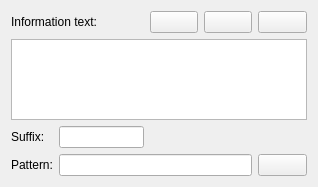
Old version of the form dialogs/profiledatainfowidgetUI.ui in the repository marco-mania/audex-old.
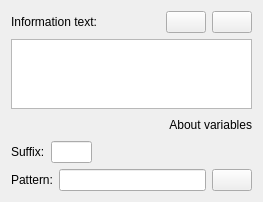
New version of the form. Custom widgets are drawn as their Qt base class.

```diff
--- a/dialogs/profiledatainfowidgetUI.ui
+++ b/dialogs/profiledatainfowidgetUI.ui
@@ -6,15 +6,17 @@
    <rect>
     <x>0</x>
     <y>0</y>
-    <width>318</width>
-    <height>187</height>
+    <width>263</width>
+    <height>199</height>
    </rect>
   </property>
   <property name="windowTitle">
    <string>Form</string>
   </property>
   <layout class="QGridLayout" name="gridLayout">
-   <item row="0" column="0" colspan="2">
+   <item row="0" column="0">
+    <layout class="QHBoxLayout" name="horizontalLayout_3">
+     <item>
     <widget class="QLabel" name="label_text">
      <property name="sizePolicy">
       <sizepolicy hsizetype="MinimumExpanding" vsizetype="Preferred">
@@ -27,29 +29,57 @@
      </property>
     </widget>
    </item>
-   <item row="0" column="2">
-    <widget class="KPushButton" name="kpushbutton_help"/>
-   </item>
-   <item row="0" column="3">
+     <item>
     <widget class="KPushButton" name="kpushbutton_load"/>
    </item>
-   <item row="0" column="4">
+     <item>
     <widget class="KPushButton" name="kpushbutton_save"/>
    </item>
-   <item row="1" column="0" colspan="5">
+    </layout>
+   </item>
+   <item row="1" column="0">
     <widget class="KTextEdit" name="ktextedit_text"/>
    </item>
    <item row="2" column="0">
+    <layout class="QHBoxLayout" name="horizontalLayout_4">
+     <item>
+      <spacer name="horizontalSpacer_2">
+       <property name="orientation">
+        <enum>Qt::Horizontal</enum>
+       </property>
+       <property name="sizeHint" stdset="0">
+        <size>
+         <width>40</width>
+         <height>20</height>
+        </size>
+       </property>
+      </spacer>
+     </item>
+     <item>
+      <widget class="KUrlLabel" name="kurllabel_aboutvariables">
+       <property name="text">
+        <string>About variables</string>
+       </property>
+       <property name="alignment">
+        <set>Qt::AlignRight|Qt::AlignTrailing|Qt::AlignVCenter</set>
+       </property>
+      </widget>
+     </item>
+    </layout>
+   </item>
+   <item row="3" column="0">
+    <layout class="QHBoxLayout" name="horizontalLayout">
+     <item>
     <widget class="QLabel" name="label_suffix">
      <property name="text">
       <string>Suffix:</string>
      </property>
     </widget>
    </item>
-   <item row="2" column="1">
+     <item>
     <widget class="KLineEdit" name="klineedit_suffix"/>
    </item>
-   <item row="2" column="2" colspan="3">
+     <item>
     <spacer name="horizontalSpacer">
      <property name="orientation">
       <enum>Qt::Horizontal</enum>
@@ -62,14 +92,18 @@
      </property>
     </spacer>
    </item>
-   <item row="3" column="0">
+    </layout>
+   </item>
+   <item row="4" column="0">
+    <layout class="QHBoxLayout" name="horizontalLayout_2">
+     <item>
     <widget class="QLabel" name="label_pattern">
      <property name="text">
       <string>Pattern:</string>
      </property>
     </widget>
    </item>
-   <item row="3" column="1" colspan="3">
+     <item>
     <widget class="KLineEdit" name="klineedit_pattern">
      <property name="sizePolicy">
       <sizepolicy hsizetype="MinimumExpanding" vsizetype="Preferred">
@@ -79,22 +113,29 @@
      </property>
     </widget>
    </item>
-   <item row="3" column="4">
+     <item>
     <widget class="KPushButton" name="kpushbutton_pattern"/>
    </item>
   </layout>
+   </item>
+  </layout>
  </widget>
  <customwidgets>
-  <customwidget>
-   <class>KLineEdit</class>
-   <extends>QLineEdit</extends>
-   <header>klineedit.h</header>
-  </customwidget>
   <customwidget>
    <class>KPushButton</class>
    <extends>QPushButton</extends>
    <header>kpushbutton.h</header>
   </customwidget>
+  <customwidget>
+   <class>KLineEdit</class>
+   <extends>QLineEdit</extends>
+   <header>klineedit.h</header>
+  </customwidget>
+  <customwidget>
+   <class>KUrlLabel</class>
+   <extends>QLabel</extends>
+   <header>kurllabel.h</header>
+  </customwidget>
   <customwidget>
    <class>KTextEdit</class>
    <extends>QTextEdit</extends>
```
Left out of the diff: 3 changed lines with no effect on the pictures. Lines whose indentation alone changed are shown as unchanged.
